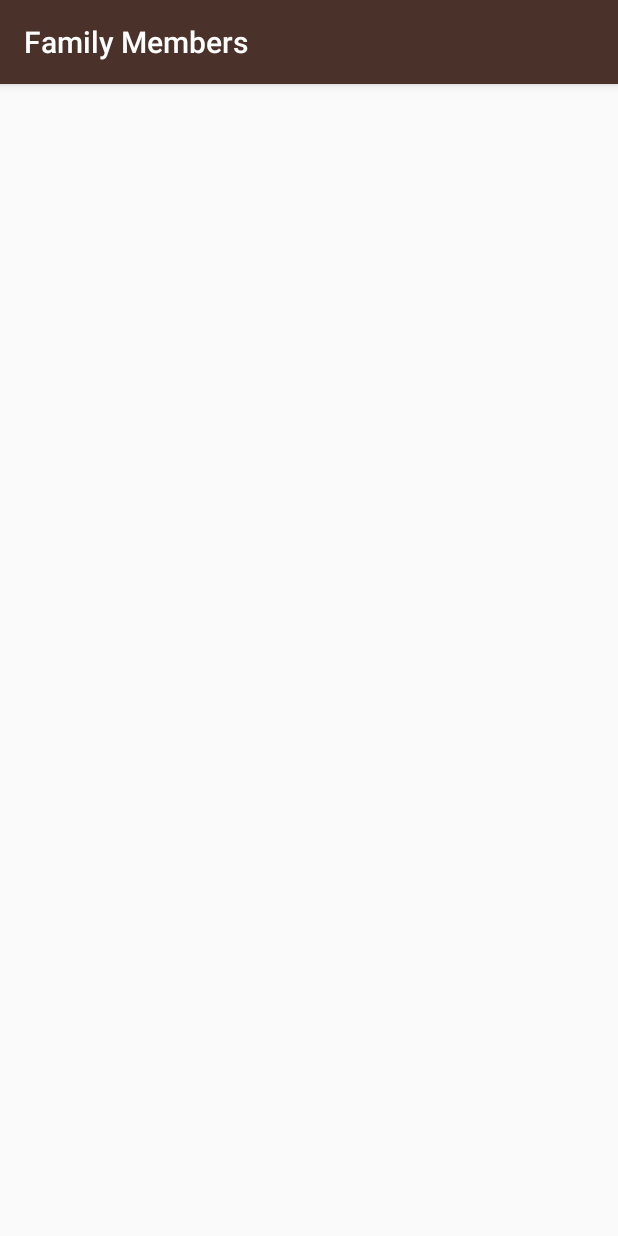
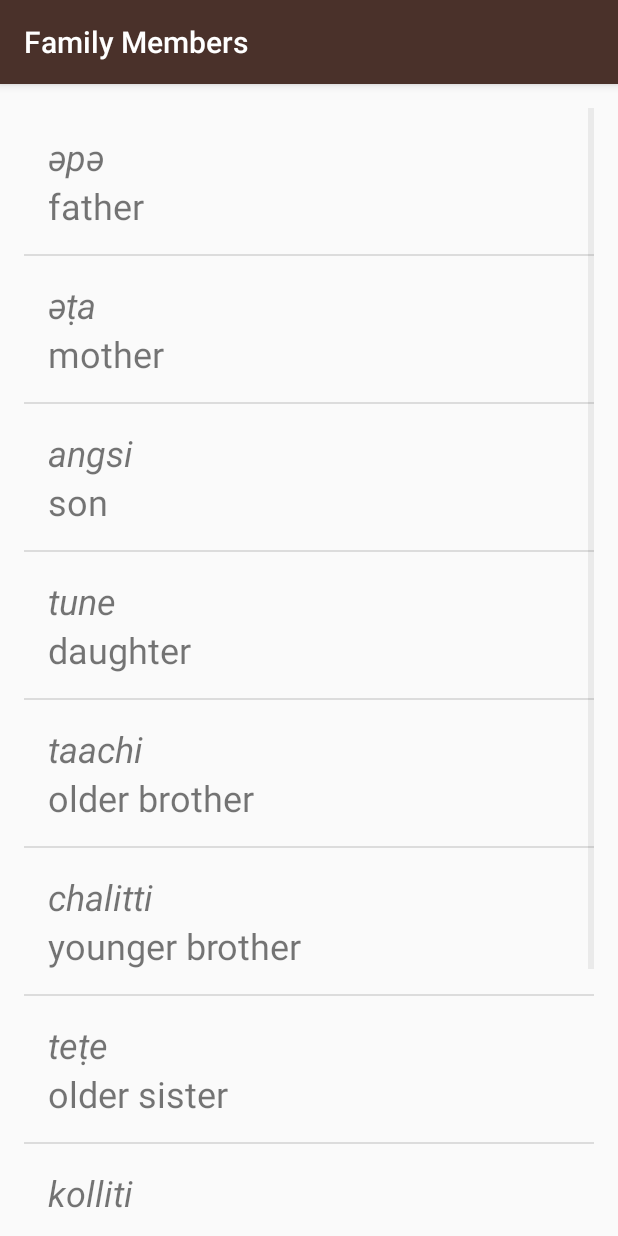
Before and after one commit to alhoqbani/ud803-miwok, an Android app: the FamilyActivity screen opened directly, with no data from a screen before it, on a phone screen of 412 x 824 dp. Run offline under Robolectric (Android 15) with nearby library versions, the phone set to English and light mode, and no system bars.

Commit message:
Add Word lists to all other activities

```diff
--- a/app/src/main/java/com/alhoqbani/miwok/FamilyActivity.java
+++ b/app/src/main/java/com/alhoqbani/miwok/FamilyActivity.java
@@ -1,7 +1,10 @@
 package com.alhoqbani.miwok;
 
+import android.os.Bundle;
 import android.support.v7.app.AppCompatActivity;
-import android.os.Bundle;
+import android.widget.ListView;
+
+import java.util.ArrayList;
 
 public class FamilyActivity extends AppCompatActivity {
 
@@ -9,5 +12,25 @@ public class FamilyActivity extends AppCompatActivity {
     protected void onCreate(Bundle savedInstanceState) {
         super.onCreate(savedInstanceState);
         setContentView(R.layout.word_list);
+
+        ArrayList<Word> words = new ArrayList<>();
+
+        words.add(new Word("father", "әpә"));
+        words.add(new Word("mother", "әṭa"));
+        words.add(new Word("son", "angsi"));
+        words.add(new Word("daughter", "tune"));
+        words.add(new Word("older brother", "taachi"));
+        words.add(new Word("younger brother", "chalitti"));
+        words.add(new Word("older sister", "teṭe"));
+        words.add(new Word("younger sister", "kolliti"));
+        words.add(new Word("grandmother ", "ama"));
+        words.add(new Word("grandfather", "paapa"));
+
+        WordAdapter itemsAdapter = new WordAdapter(this, words);
+
+        ListView listView = findViewById(R.id.list);
+
+        listView.setAdapter(itemsAdapter);
+
     }
 }
--- a/app/src/main/java/com/alhoqbani/miwok/NumbersActivity.java
+++ b/app/src/main/java/com/alhoqbani/miwok/NumbersActivity.java
@@ -26,7 +26,6 @@ public class NumbersActivity extends AppCompatActivity {
         words.add(new Word("nine", "wo’e"));
         words.add(new Word("ten", "na’aacha"));
 
-        // Using GridView to display list of words.
         WordAdapter itemsAdapter = new WordAdapter(this, words);
 
         ListView listView = findViewById(R.id.list);
```
Also changed, not shown: app/src/main/java/com/alhoqbani/miwok/ColorsActivity.java (+22 -1 lines), app/src/main/java/com/alhoqbani/miwok/PhrasesActivity.java (+24 -1 lines).
